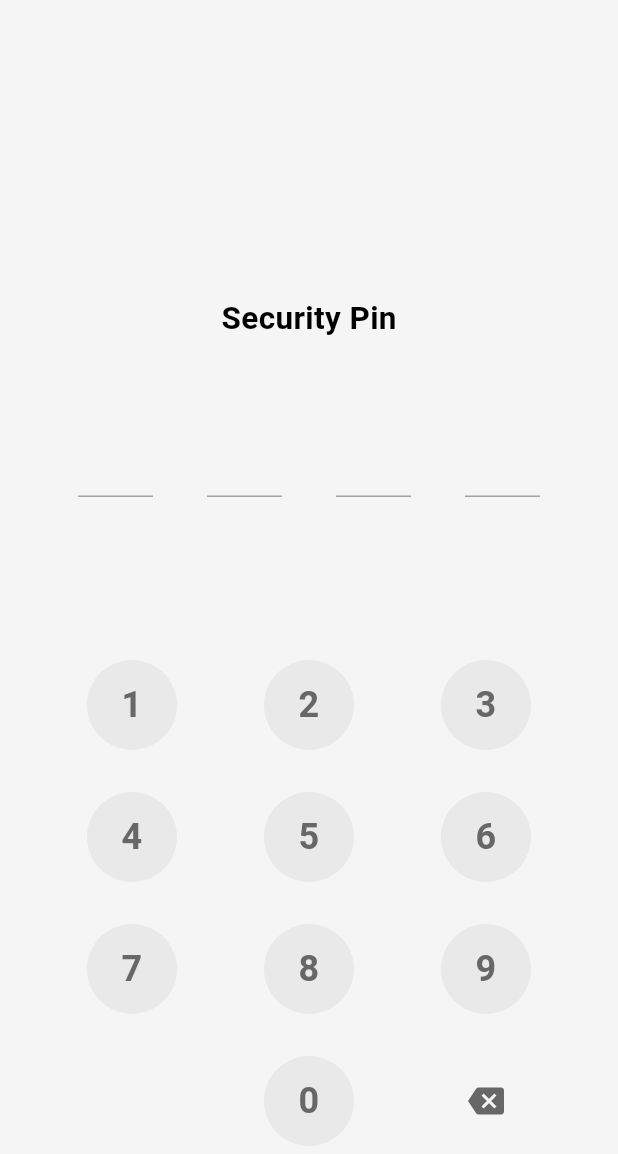
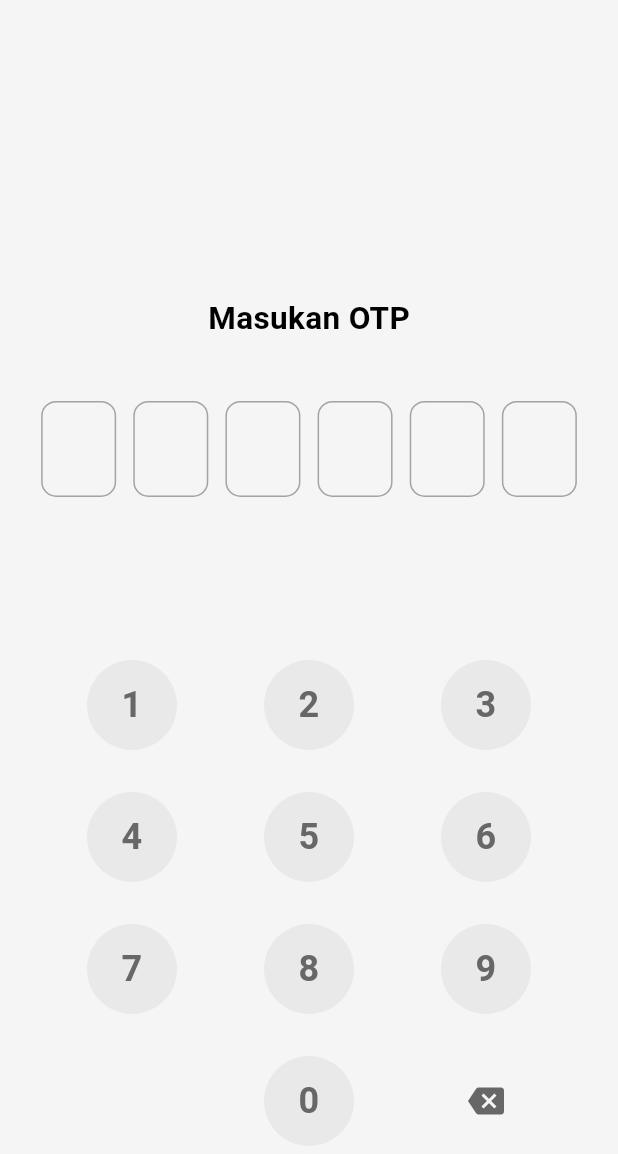
Before and after one commit to RadityaRevanto/otp-field, a Flutter app: the OtpView screen opened directly, on a phone screen of 412 x 824 dp. Shown: the top 1154 px of the screen. Run offline on Flutter 3.47's test engine with Material 2 defaults, Android fonts, the phone set to English and light mode, and no system bars; our stand-ins replace google_fonts; network calls fail.

Commit message:
Menambahkan Page OTP

```diff
--- a/lib/Berhasil/berhasil_view.dart
+++ b/lib/Berhasil/berhasil_view.dart
@@ -1,5 +1,5 @@
 import 'package:flutter/material.dart';
-import 'package:otp_field/Otp/otp_field.dart';
+import 'package:otp_field/home/home_view.dart';
 import 'package:otp_field/shared/shared/style.dart';
 
 class BerhasilView extends StatefulWidget {
@@ -81,7 +81,7 @@ class _BerhasilViewState extends State<BerhasilView> {
                     ),
                   ),
                   onPressed: () {
-                    Navigator.push(context, MaterialPageRoute(builder: (context) => OtpView(),));
+                    Navigator.push(context, MaterialPageRoute(builder: (context) => HomePage(),));
                   },
                   child: Text(
                     "Lanjutkan",
--- /dev/null
+++ b/lib/Otp/otp_view.dart
@@ -0,0 +1,392 @@
+import 'package:flutter/material.dart';
+import 'package:otp_field/shared/shared/style.dart';
+
+import '../Berhasil/berhasil_view.dart';
+
+class OtpView extends StatefulWidget {
+  const OtpView({super.key});
+
+  @override
+  State<OtpView> createState() => _OtpViewState();
+}
+
+class _OtpViewState extends State<OtpView> {
+  @override
+  Widget build(BuildContext context) {
+    return Scaffold(
+      body: Container(
+        decoration: BoxDecoration(
+          color: Styles.white,
+        ),
+        child: OtpScreen(),
+      ),
+    );
+  }
+}
+
+class OtpScreen extends StatefulWidget {
+  const OtpScreen({super.key});
+
+  @override
+  State<OtpScreen> createState() => _OtpScreenState();
+}
+
+class _OtpScreenState extends State<OtpScreen> {
+
+  List<String> currentOtp = ["", "", "", "", "", ""];
+
+  TextEditingController pinOneController = TextEditingController();
+  TextEditingController pinTwoController = TextEditingController();
+  TextEditingController pinThreeController = TextEditingController();
+  TextEditingController pinFourController = TextEditingController();
+  TextEditingController pinFiveController = TextEditingController();
+  TextEditingController pinSixController = TextEditingController();
+
+  var outlineInputBorder = OutlineInputBorder(
+    borderRadius: BorderRadius.circular(10.0),
+    borderSide: BorderSide(color: Colors.transparent),
+  );
+
+  int otpIndex = 0;
+
+  bool showErrorMessage = false;
+  String correctOtp = "258036";
+
+  @override
+  Widget build(BuildContext context) {
+    return SafeArea(
+        child: Column(
+      children: [
+        Expanded(
+            child: Container(
+              alignment: Alignment(0, 0.5),
+              padding: EdgeInsets.symmetric(horizontal: 16.0),
+              child: Column(
+                mainAxisSize: MainAxisSize.min,
+                children: [
+                  buildSecurityText(),
+                  const SizedBox(height: 40.0),
+                  buildOtpRow(),
+                ],
+              ),
+            )),
+        buildNumberPad(),
+      ],
+    ));
+  }
+  buildNumberPad(){
+    return Expanded(
+      child: Container(
+        alignment: Alignment.bottomCenter,
+        child: Padding(
+            padding: const EdgeInsets.only(bottom: 32.0),
+            child: Column(
+              mainAxisAlignment: MainAxisAlignment.spaceEvenly,
+              children: [
+                Row(
+                  mainAxisAlignment: MainAxisAlignment.spaceEvenly,
+                  children: [
+                    KeyboardNumber(
+                      n: 1,
+                      onPressed: (){
+                        otpIndexSetup("1");
+                      },
+                    ),
+                    KeyboardNumber(
+                      n: 2,
+                      onPressed: (){
+                        otpIndexSetup("2");
+                      },
+                    ),
+                    KeyboardNumber(
+                      n: 3,
+                      onPressed: (){
+                        otpIndexSetup("3");
+                      },
+                    ),
+                  ],
+                ),
+
+                Row(
+                  mainAxisAlignment: MainAxisAlignment.spaceEvenly,
+                  children: [
+                    KeyboardNumber(
+                      n: 4,
+                      onPressed: (){
+                        otpIndexSetup("4");
+                      },
+                    ),
+                    KeyboardNumber(
+                      n: 5,
+                      onPressed: (){
+                        otpIndexSetup("5");
+                      },
+                    ),
+                    KeyboardNumber(
+                      n: 6,
+                      onPressed: (){
+                        otpIndexSetup("6");
+                      },
+                    ),
+                  ],
+                ),
+                Row(
+                  mainAxisAlignment: MainAxisAlignment.spaceEvenly,
+                  children: [
+                    KeyboardNumber(
+                      n: 7,
+                      onPressed: (){
+                        otpIndexSetup("7");
+                      },
+                    ),
+                    KeyboardNumber(
+                      n: 8,
+                      onPressed: (){
+                        otpIndexSetup("8");
+                      },
+                    ),
+                    KeyboardNumber(
+                      n: 9,
+                      onPressed: (){
+                        otpIndexSetup("9");
+                      },
+                    ),
+                  ],
+                ),
+                Row(
+                  mainAxisAlignment: MainAxisAlignment.spaceEvenly,
+                  children: [
+                    Container(
+                      width: 60.0,
+                      child: MaterialButton(
+                        onPressed: null,
+                        child: SizedBox(),
+                      ),
+                    ),
+                    KeyboardNumber(
+                      n: 0,
+                      onPressed: (){
+                        otpIndexSetup("0");
+                      },
+                    ),
+                    Container(
+                      width: 60.0,
+                      child: MaterialButton(
+                        onPressed: (){
+                          clearOtp();
+                        },
+                        shape: RoundedRectangleBorder(
+                          borderRadius: BorderRadius.circular(60.0),
+                        ),
+                        child: Icon(
+                          Icons.backspace,
+                          color: Styles.g90,
+                        ),
+                      ),
+                    )
+                  ],
+                )
+              ],
+            )
+        ),
+      ),
+    );
+  }
+
+  otpIndexSetup(String text){
+    if (showErrorMessage) {
+      pinOneController.clear();
+      pinTwoController.clear();
+      pinThreeController.clear();
+      pinFourController.clear();
+      pinFiveController.clear();
+      pinSixController.clear();
+      otpIndex = 0;
+      showErrorMessage = false;
+    } else {
+      if(otpIndex == 0)
+        otpIndex = 1;
+      else if (otpIndex < 6)
+        otpIndex++;
+    }
+    setOtp(otpIndex, text);
+    currentOtp[otpIndex-1] = text;
+
+    if (otpIndex == 6) {
+      String enteredPin = currentOtp.join();
+      if (enteredPin == correctOtp) {
+        print("Correct PIN entered: $enteredPin");
+        Navigator.pushReplacement(context, MaterialPageRoute(builder: (context) => BerhasilView(),));
+      } else {
+        print("Incorrect PIN entered: $enteredPin");
+        showErrorMessage = true;
+      }
+    } else {
+      showErrorMessage = false;
+    }
+    setState(() {
+
+    });
+  }
+
+  setOtp(int n,String text){
+    switch(n){
+      case 1:
+        pinOneController.text = text;
+        break;
+      case 2:
+        pinTwoController.text = text;
+        break;
+      case 3:
+        pinThreeController.text = text;
+        break;
+      case 4:
+        pinFourController.text = text;
+        break;
+      case 5:
+        pinFiveController.text = text;
+        break;
+      case 6:
+        pinSixController.text = text;
+        break;
+    }
+  }
+
+  clearOtp(){
+    if(otpIndex == 0)
+      otpIndex = 0;
+    else if(otpIndex == 6){
+      setOtp(otpIndex, "");
+      currentOtp[otpIndex-1] = "";
+      otpIndex--;
+    } else {
+      setOtp(otpIndex, "");
+      currentOtp[otpIndex-1] = "";
+      otpIndex--;
+    }
+  }
+
+  buildOtpRow() {
+    return Column(
+      children: [
+        Row(
+          mainAxisAlignment: MainAxisAlignment.spaceEvenly,
+          children: [
+            OTPNumber(
+              outlineInputBorder: outlineInputBorder,
+              textEditingController: pinOneController,
+            ),
+            OTPNumber(
+              outlineInputBorder: outlineInputBorder,
+              textEditingController: pinTwoController,
+            ),
+            OTPNumber(
+              outlineInputBorder: outlineInputBorder,
+              textEditingController: pinThreeController,
+            ),
+            OTPNumber(
+              outlineInputBorder: outlineInputBorder,
+              textEditingController: pinFourController,
+            ),
+            OTPNumber(
+              outlineInputBorder: outlineInputBorder,
+              textEditingController: pinFiveController,
+            ),
+            OTPNumber(
+              outlineInputBorder: outlineInputBorder,
+              textEditingController: pinSixController,
+            ),
+          ],
+        ),
+        SizedBox(height: 15,),
+        if (showErrorMessage)
+          Text(
+            "Silahkan Coba Lagi",
+            style: TextStyle(
+              color: Colors.red,
+              fontSize: 16.0,
+            ),
+          ),
+      ],
+    );
+  }
+
+  buildSecurityText(){
+    return Text(
+      "Masukan OTP",
+      style: TextStyle(
+        color: Colors.black,
+        fontSize: 21.0,
+        fontWeight: FontWeight.bold,
+      ),
+    );
+  }
+
+}
+
+class OTPNumber extends StatelessWidget {
+
+  final TextEditingController textEditingController;
+  final OutlineInputBorder outlineInputBorder;
+  const OTPNumber({super.key, required this.textEditingController, required this.outlineInputBorder});
+
+  @override
+  Widget build(BuildContext context) {
+    return Container(
+      width: 50.0,
+      child: TextField(
+          controller: textEditingController,
+          enabled: false,
+          obscureText: false,
+          textAlign: TextAlign.center,
+          decoration: InputDecoration(
+            contentPadding: EdgeInsets.all(16.0),
+            border: outlineInputBorder,
+            filled: true,
+            fillColor: Colors.transparent,
+          ),
+          style: TextStyle(
+            fontWeight: FontWeight.bold,
+            fontSize: 21.0,
+            color: Styles.g90,
+          )
+      ),
+    );
+  }
+}
+
+class KeyboardNumber extends StatelessWidget {
+  final int n;
+  final Function() onPressed;
+  const KeyboardNumber({super.key, required this.n, required this.onPressed});
+
+  @override
+  Widget build(BuildContext context) {
+    return Container(
+      width: 60.0,
+      height: 60.0,
+      decoration: BoxDecoration(
+        shape: BoxShape.circle,
+        color: Styles.g30,
+      ),
+      alignment: Alignment.center,
+      child: MaterialButton(
+        onPressed: onPressed,
+        padding: EdgeInsets.all(8.0),
+        shape: RoundedRectangleBorder(
+          borderRadius: BorderRadius.circular(60.0),
+        ),
+        height: 90.0,
+        child: Text(
+          "$n",
+          textAlign: TextAlign.center,
+          style: TextStyle(
+            fontSize: 24 * MediaQuery.of(context).textScaleFactor,
+            color: Styles.g90,
+            fontWeight: FontWeight.bold,
+          ),
+        ),
+      ),
+    );
+  }
+}
--- a/lib/Otp/otp_field.dart
+++ b/lib/Pin/pin_view.dart
@@ -2,14 +2,14 @@ import 'package:flutter/material.dart';
 import '../Berhasil/berhasil_view.dart';
 import '../shared/shared/style.dart';
 
-class OtpView extends StatefulWidget {
-  const OtpView({super.key});
+class PinView extends StatefulWidget {
+  const PinView({super.key});
 
   @override
-  State<OtpView> createState() => _OtpViewState();
+  State<PinView> createState() => _PinViewState();
 }
 
-class _OtpViewState extends State<OtpView> {
+class _PinViewState extends State<PinView> {
   @override
   Widget build(BuildContext context) {
     return Scaffold(
@@ -17,21 +17,21 @@ class _OtpViewState extends State<OtpView> {
         decoration: BoxDecoration(
           color: Styles.white,
         ),
-        child: const OtpScreen(),
+        child: const PinScreen(),
       ),
     );
   }
 }
 
-class OtpScreen extends StatefulWidget {
-  const OtpScreen({super.key});
+class PinScreen extends StatefulWidget {
+  const PinScreen({super.key});
 
   @override
-  State<OtpScreen> createState() => _OtpScreenState();
+  State<PinScreen> createState() => _PinScreenState();
 }
 
-class _OtpScreenState extends State<OtpScreen> {
-  bool showErrorMessage = false;
+class _PinScreenState extends State<PinScreen> {
+
   List<String> currentPin = ["", "", "", ""];
   TextEditingController pinOneController = TextEditingController();
   TextEditingController pinTwoController = TextEditingController();
@@ -45,9 +45,9 @@ class _OtpScreenState extends State<OtpScreen> {
 
   int pinIndex = 0;
 
-
-  //Kode Otp Sementara
+  //Kode Pin Sementara
   String correctPin = "1234";
+  bool showErrorMessage = false;
 
   @override
   Widget build(BuildContext context) {
@@ -224,7 +224,6 @@ class _OtpScreenState extends State<OtpScreen> {
     setState(() {});
   }
 
-
   setPin(int n,String text){
     switch(n){
       case 1:
@@ -285,8 +284,8 @@ class _OtpScreenState extends State<OtpScreen> {
           Text(
             "Silahkan Coba Lagi",
             style: TextStyle(
-              color: Colors.red,  // Atur warna teks sesuai keinginan
-              fontSize: 16.0,  // Atur ukuran font sesuai keinginan
+              color: Colors.red,
+              fontSize: 16.0,
             ),
           ),
       ],
--- a/lib/main.dart
+++ b/lib/main.dart
@@ -1,5 +1,6 @@
 import 'package:flutter/material.dart';
-import 'package:otp_field/Otp/otp_field.dart';
+import 'package:otp_field/home/home_view.dart';
+
 
 void main() {
   runApp(const MyApp());
@@ -18,7 +19,7 @@ class MyApp extends StatelessWidget {
         colorScheme: ColorScheme.fromSeed(seedColor: Colors.deepPurple),
         useMaterial3: true,
       ),
-      home: OtpView(),
+      home: HomePage(),
     );
   }
 }
```
Also changed, not shown: lib/home/home_view.dart (added, +68 -0 lines), 1 other file.
